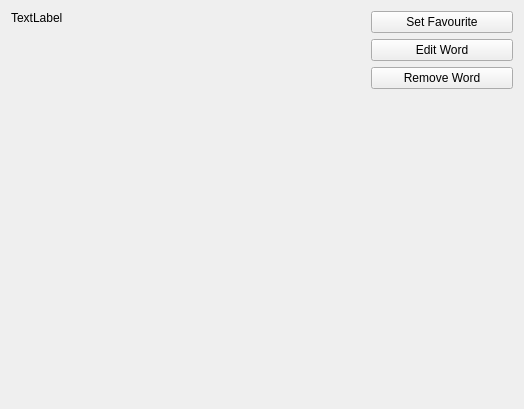
Above: widgetdefinition.ui from sangpham2710/CS163-Project before the change. Below: the same form after it.
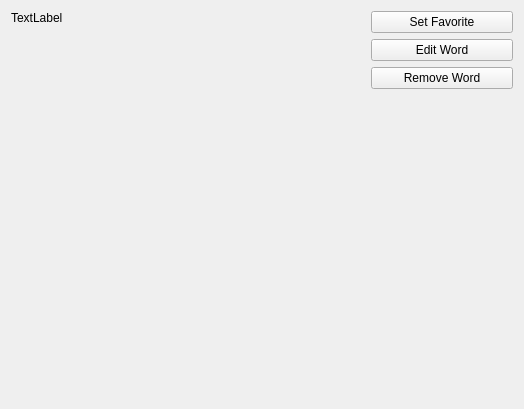
That is the form after the change.

Commit message: change name favourite to favorite

The edit to the form file:
```diff
--- a/widgetdefinition.ui
+++ b/widgetdefinition.ui
@@ -34,7 +34,7 @@
        <item>
         <widget class="QPushButton" name="pushButtonSetFavourite">
          <property name="text">
-          <string>Set Favourite</string>
+          <string>Set Favorite</string>
          </property>
         </widget>
        </item>
```
Left out of the diff: 2 changed lines with no effect on the pictures. The commit also changes 10 other files.
